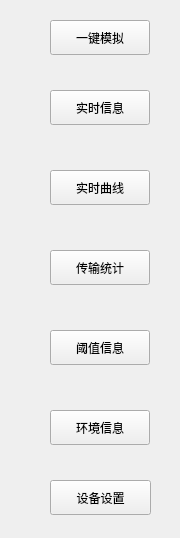
Above: IDC_TestSystem/SI-PDU/toolbox/sisimulationtoolwid.ui from ChinaClever/IDC_TestSystem before the change. Below: the same form after it.
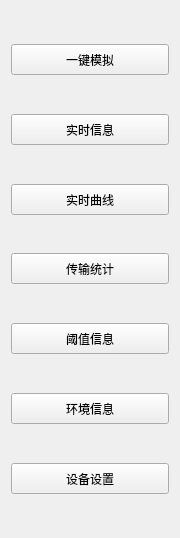
That is the form after the change.

The edit to the form file:
```diff
--- a/IDC_TestSystem/SI-PDU/toolbox/sisimulationtoolwid.ui
+++ b/IDC_TestSystem/SI-PDU/toolbox/sisimulationtoolwid.ui
@@ -13,97 +13,203 @@
   <property name="windowTitle">
    <string>Form</string>
   </property>
+  <layout class="QVBoxLayout" name="verticalLayout">
+   <item>
+    <spacer name="verticalSpacer">
+     <property name="orientation">
+      <enum>Qt::Vertical</enum>
+     </property>
+     <property name="sizeHint" stdset="0">
+      <size>
+       <width>20</width>
+       <height>40</height>
+      </size>
+     </property>
+    </spacer>
+   </item>
+   <item>
   <widget class="QPushButton" name="mnTestBtn">
-   <property name="geometry">
-    <rect>
-     <x>50</x>
-     <y>20</y>
-     <width>100</width>
-     <height>35</height>
-    </rect>
+     <property name="minimumSize">
+      <size>
+       <width>0</width>
+       <height>31</height>
+      </size>
    </property>
    <property name="text">
     <string>一键模拟</string>
    </property>
   </widget>
-  <widget class="QPushButton" name="curveBtn">
-   <property name="geometry">
-    <rect>
-     <x>50</x>
-     <y>170</y>
-     <width>100</width>
-     <height>35</height>
-    </rect>
-   </property>
-   <property name="text">
-    <string>实时曲线</string>
-   </property>
-  </widget>
+   </item>
+   <item>
+    <spacer name="verticalSpacer_2">
+     <property name="orientation">
+      <enum>Qt::Vertical</enum>
+     </property>
+     <property name="sizeHint" stdset="0">
+      <size>
+       <width>20</width>
+       <height>40</height>
+      </size>
+     </property>
+    </spacer>
+   </item>
+   <item>
   <widget class="QPushButton" name="realBtn">
-   <property name="geometry">
-    <rect>
-     <x>50</x>
-     <y>90</y>
-     <width>100</width>
-     <height>35</height>
-    </rect>
+     <property name="minimumSize">
+      <size>
+       <width>0</width>
+       <height>31</height>
+      </size>
    </property>
    <property name="text">
     <string>实时信息</string>
    </property>
   </widget>
-  <widget class="QPushButton" name="envBtn">
-   <property name="geometry">
-    <rect>
-     <x>50</x>
-     <y>410</y>
-     <width>100</width>
-     <height>35</height>
-    </rect>
-   </property>
-   <property name="text">
-    <string>环境信息</string>
-   </property>
-  </widget>
-  <widget class="QPushButton" name="thresholdBtn">
-   <property name="geometry">
-    <rect>
-     <x>50</x>
-     <y>330</y>
-     <width>100</width>
-     <height>35</height>
-    </rect>
+   </item>
+   <item>
+    <spacer name="verticalSpacer_3">
+     <property name="orientation">
+      <enum>Qt::Vertical</enum>
+     </property>
+     <property name="sizeHint" stdset="0">
+      <size>
+       <width>20</width>
+       <height>40</height>
+      </size>
+     </property>
+    </spacer>
+   </item>
+   <item>
+    <widget class="QPushButton" name="curveBtn">
+     <property name="minimumSize">
+      <size>
+       <width>0</width>
+       <height>31</height>
+      </size>
    </property>
    <property name="text">
-    <string>阈值信息</string>
-   </property>
-  </widget>
+      <string>实时曲线</string>
+     </property>
+    </widget>
+   </item>
+   <item>
+    <spacer name="verticalSpacer_4">
+     <property name="orientation">
+      <enum>Qt::Vertical</enum>
+     </property>
+     <property name="sizeHint" stdset="0">
+      <size>
+       <width>20</width>
+       <height>40</height>
+      </size>
+     </property>
+    </spacer>
+   </item>
+   <item>
   <widget class="QPushButton" name="transBtn">
-   <property name="geometry">
-    <rect>
-     <x>50</x>
-     <y>250</y>
-     <width>100</width>
-     <height>35</height>
-    </rect>
+     <property name="minimumSize">
+      <size>
+       <width>0</width>
+       <height>31</height>
+      </size>
    </property>
    <property name="text">
     <string>传输统计</string>
    </property>
   </widget>
+   </item>
+   <item>
+    <spacer name="verticalSpacer_5">
+     <property name="orientation">
+      <enum>Qt::Vertical</enum>
+     </property>
+     <property name="sizeHint" stdset="0">
+      <size>
+       <width>20</width>
+       <height>40</height>
+      </size>
+     </property>
+    </spacer>
+   </item>
+   <item>
+    <widget class="QPushButton" name="thresholdBtn">
+     <property name="minimumSize">
+      <size>
+       <width>0</width>
+       <height>31</height>
+      </size>
+     </property>
+     <property name="text">
+      <string>阈值信息</string>
+     </property>
+    </widget>
+   </item>
+   <item>
+    <spacer name="verticalSpacer_6">
+     <property name="orientation">
+      <enum>Qt::Vertical</enum>
+     </property>
+     <property name="sizeHint" stdset="0">
+      <size>
+       <width>20</width>
+       <height>40</height>
+      </size>
+     </property>
+    </spacer>
+   </item>
+   <item>
+    <widget class="QPushButton" name="envBtn">
+     <property name="minimumSize">
+      <size>
+       <width>0</width>
+       <height>31</height>
+      </size>
+     </property>
+     <property name="text">
+      <string>环境信息</string>
+     </property>
+    </widget>
+   </item>
+   <item>
+    <spacer name="verticalSpacer_7">
+     <property name="orientation">
+      <enum>Qt::Vertical</enum>
+     </property>
+     <property name="sizeHint" stdset="0">
+      <size>
+       <width>20</width>
+       <height>40</height>
+      </size>
+     </property>
+    </spacer>
+   </item>
+   <item>
   <widget class="QPushButton" name="settingBtn">
-   <property name="geometry">
-    <rect>
-     <x>50</x>
-     <y>480</y>
-     <width>101</width>
-     <height>35</height>
-    </rect>
+     <property name="minimumSize">
+      <size>
+       <width>0</width>
+       <height>31</height>
+      </size>
    </property>
    <property name="text">
     <string>设备设置</string>
    </property>
   </widget>
+   </item>
+   <item>
+    <spacer name="verticalSpacer_8">
+     <property name="orientation">
+      <enum>Qt::Vertical</enum>
+     </property>
+     <property name="sizeHint" stdset="0">
+      <size>
+       <width>20</width>
+       <height>40</height>
+      </size>
+     </property>
+    </spacer>
+   </item>
+  </layout>
  </widget>
  <resources/>
  <connections/>
```
Lines whose indentation alone changed are shown as unchanged.
